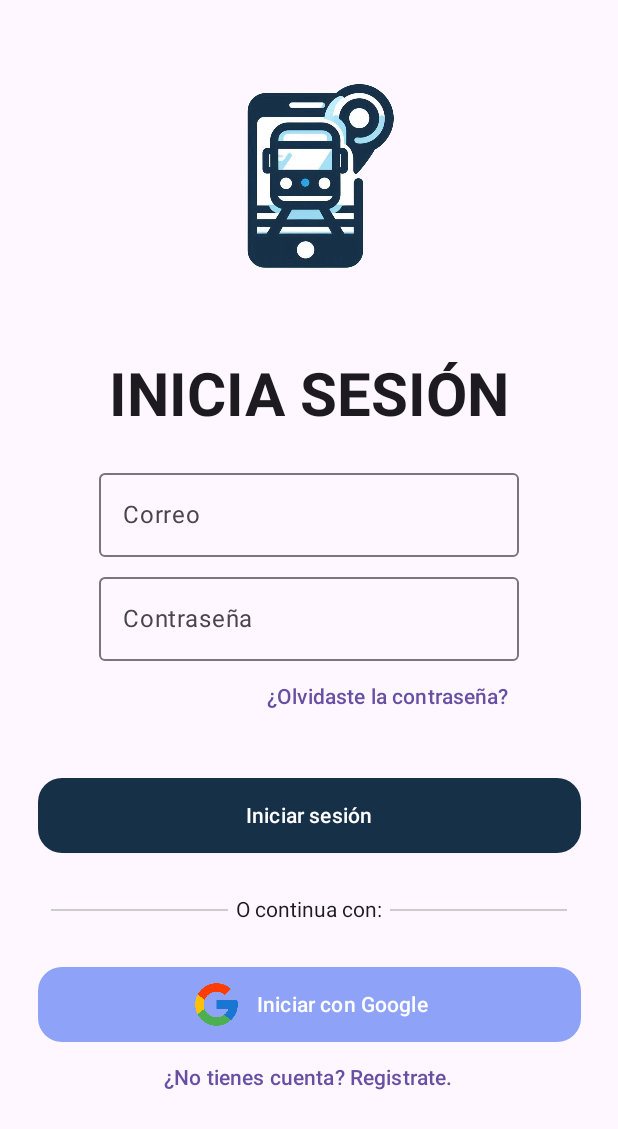
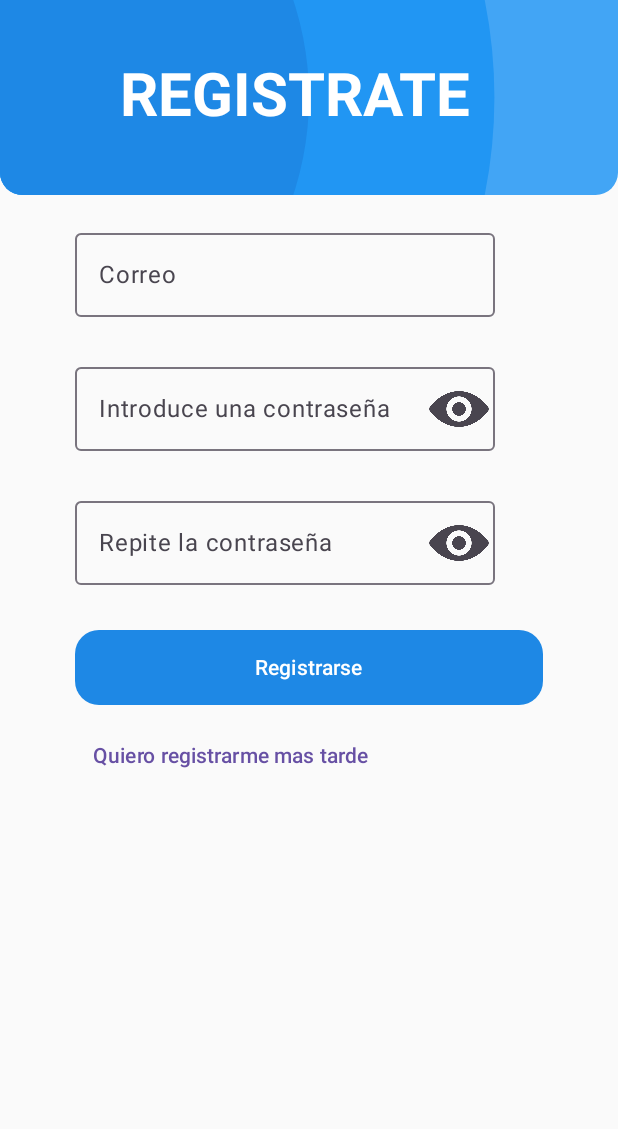
Before and after one commit to Droidinfinity/TFG_UBusTrip, an Android app built with Jetpack Compose: the LoginScreen screen opened through its navigation route, after a tap on "¿No tienes cuenta? Registrate.", on a phone screen of 412 x 824 dp. Shown: the top 1129 px of the screen. Run offline under Robolectric (Android 15) with nearby library versions, the phone set to English and light mode, and no system bars; our stand-ins replace Firebase (no records; nobody signed in at launch, a user with empty details on screens opened directly), accompanist; Roboto replaces fonts that are not available here.

Commit message:
mobileTask4: Casi terminada la implementación del registro con correo normal (falta añadir mas datos y probar el login desde la app)

```diff
--- a/app/src/main/java/com/upm/ubustrip/appNavigation/AppNavigation.kt
+++ b/app/src/main/java/com/upm/ubustrip/appNavigation/AppNavigation.kt
@@ -10,6 +10,8 @@ import com.upm.ubustrip.features.login.LoginScreen
 import com.upm.ubustrip.features.menu.Menu
 import com.upm.ubustrip.features.menu.MenuViewModel
 import com.upm.ubustrip.features.myAccount.MyAccountScreen
+import com.upm.ubustrip.features.register.NewAccountViewModel
+import com.upm.ubustrip.features.register.SignUp
 import com.upm.ubustrip.features.search.SearchScreen
 import com.upm.ubustrip.firebase.LoginViewModel
 
@@ -20,6 +22,7 @@ fun AppNavigation(){
 
     val menuViewModel : MenuViewModel = MenuViewModel()
     val loginViewModel : LoginViewModel = LoginViewModel()
+    val newAccountViewModel : NewAccountViewModel = NewAccountViewModel()
 
     NavHost(navController, startDestination = AppScreens.MenuScreen.route){
 
@@ -28,6 +31,7 @@ fun AppNavigation(){
         composable(route = AppScreens.LogInScreen.route) { LoginScreen(navController, loginViewModel = loginViewModel) }
         composable(route = AppScreens.SearchScreen.route) { SearchScreen(navController) }
         composable(route = AppScreens.AccountScreen.route) { MyAccountScreen(navController, loginViewModel = loginViewModel) }
+        composable(route = AppScreens.RegisterScreen.route){ SignUp(navController = navController,newAccountViewModel, loginViewModel = loginViewModel) }
 
     }
 
--- a/app/src/main/java/com/upm/ubustrip/appNavigation/Screens.kt
+++ b/app/src/main/java/com/upm/ubustrip/appNavigation/Screens.kt
@@ -8,6 +8,7 @@ sealed class AppScreens(val route: String){
     object MenuScreen: AppScreens(route = "menuScreen")
     object SearchScreen : AppScreens(route = "searchScreen")
     object AccountScreen : AppScreens(route = "accountScreen")
+    object RegisterScreen : AppScreens(route = "registerScreen")
 
 
 }
--- a/app/src/main/java/com/upm/ubustrip/features/login/LoginScreen.kt
+++ b/app/src/main/java/com/upm/ubustrip/features/login/LoginScreen.kt
@@ -57,8 +57,8 @@ import com.upm.ubustrip.appNavigation.AppNavigation
 import com.upm.ubustrip.appNavigation.AppScreens
 import com.upm.ubustrip.firebase.LoginViewModel
 import com.upm.ubustrip.ui.theme.UbusTripFilledButton1Color
+import com.upm.ubustrip.ui.theme.UbusTripFilledButton2Color
 import com.upm.ubustrip.ui.theme.UbusTripFilledGoogleButtom
-
 
 
 @SuppressLint("UnusedMaterial3ScaffoldPaddingParameter")
@@ -75,7 +75,7 @@ fun LoginScreen(navController: NavController, loginViewModel: LoginViewModel) {
 
 
 @Composable
-fun Login(loginViewModel: LoginViewModel,navController: NavController) {
+fun Login(loginViewModel: LoginViewModel, navController: NavController) {
 
     var position by remember { mutableStateOf(Offset(0f, 0f)) }
 
@@ -110,8 +110,8 @@ fun Login(loginViewModel: LoginViewModel,navController: NavController) {
         }
         ContinuaCon()
         Box(modifier = Modifier.padding(bottom = 30.dp))
-        BotonGoogleLogin(loginViewModel = loginViewModel, navController = navController )
-        NoTienesCuneta()
+        BotonGoogleLogin(loginViewModel = loginViewModel, navController = navController)
+        NoTienesCuneta(navController = navController)
 
 
     }
@@ -204,12 +204,11 @@ fun BotonLogin() {
         onClick = {
 
 
-
         },
         shape = RoundedCornerShape(16.dp), // Ajusta el radio para redondear los bordes
         modifier = Modifier
             .size(width = screenWidthPx.dp, height = 50.dp),
-        colors = ButtonDefaults.buttonColors(containerColor = UbusTripFilledButton1Color)
+        colors = ButtonDefaults.buttonColors(containerColor = UbusTripFilledButton2Color)
     ) {
         Text("Iniciar sesión")
     }
@@ -236,13 +235,14 @@ fun BotonGoogleLogin(loginViewModel: LoginViewModel, navController: NavControlle
         try {
 
             val account = task.getResult(ApiException::class.java)
-            val credential = GoogleAuthProvider.getCredential(account.idToken,null)
-            loginViewModel.sigInWhithGoogleCredential(credential){
+            val credential = GoogleAuthProvider.getCredential(account.idToken, null)
+            loginViewModel.sigInWhithGoogleCredential(credential) {
 
 
             }
 
-        }catch (ex: Exception){}
+        } catch (ex: Exception) {
+        }
 
     }
 
@@ -255,12 +255,11 @@ fun BotonGoogleLogin(loginViewModel: LoginViewModel, navController: NavControlle
                 .requestEmail()
                 .build()
 
-            val googleSignInCliente = GoogleSignIn.getClient(context,opciones)
+            val googleSignInCliente = GoogleSignIn.getClient(context, opciones)
             launcher.launch(googleSignInCliente.signInIntent)
 
-            GoogleSignIn.getClient(context,opciones).signOut() //para que no recuerde la cuenta a la hora de hacer log out
-
-
+            GoogleSignIn.getClient(context, opciones)
+                .signOut() //para que no recuerde la cuenta a la hora de hacer log out
 
 
         },
@@ -269,10 +268,10 @@ fun BotonGoogleLogin(loginViewModel: LoginViewModel, navController: NavControlle
             .size(width = buttonWidthPx.dp, height = 50.dp)
             .onGloballyPositioned { layoutCoordinates ->
                 // Guarda la posición en `position` en coordenadas globales
-             //   position = layoutCoordinates
-                 //   .positionInRoot()
+                //   position = layoutCoordinates
+                //   .positionInRoot()
             },
-        colors = ButtonDefaults.buttonColors(containerColor = UbusTripFilledGoogleButtom)
+        colors = ButtonDefaults.buttonColors(containerColor = UbusTripFilledButton1Color)
     ) {
 
         Image(
@@ -341,7 +340,7 @@ fun ContinuaCon() {
 
 
 @Composable
-fun NoTienesCuneta() {
+fun NoTienesCuneta(navController: NavController) {
 
     val configuration = LocalConfiguration.current
     val density = LocalDensity.current
@@ -359,15 +358,15 @@ fun NoTienesCuneta() {
                 // Guarda la posición como Offset
                 position = layoutCoordinates.positionInRoot()
 
-                val finaly = screenHeightPx.dp - position.y.toInt().dp -10.dp
+                val finaly = screenHeightPx.dp - position.y.toInt().dp - 10.dp
 
             }
 
-          //  .padding(top = ( screenHeightPx.dp - position.y.toInt().dp )-100.dp )
+        //  .padding(top = ( screenHeightPx.dp - position.y.toInt().dp )-100.dp )
     ) {
 
         //val finalPosition = position.y.toInt().dp -10.dp - screenHeightPx.dp
-        TextButtonRegistrate {  }
+        TextButtonRegistrate(onClick = { navController.navigate(AppScreens.RegisterScreen.route)})
 
     }
 
--- a/app/src/main/java/com/upm/ubustrip/features/myAccount/MyAccountTopBar.kt
+++ b/app/src/main/java/com/upm/ubustrip/features/myAccount/MyAccountTopBar.kt
@@ -183,10 +183,10 @@ fun TopNavigationBar(modifier: Modifier, navController: NavController) {
 
 }
 
-
+// Usará la imagen de la cuenta en cuestión
 @Composable
 fun CircularImage(modifier: Modifier, loginViewModel: LoginViewModel) {
-    //TODO: Usará la imagen de la cuenta en cuestión
+
 
     val currentUser = loginViewModel.getAuth().currentUser
     val userPhotoUrl = currentUser?.photoUrl
--- /dev/null
+++ b/app/src/main/java/com/upm/ubustrip/features/register/NewAccountScreen.kt
@@ -0,0 +1,320 @@
+package com.upm.ubustrip.features.register
+
+import androidx.compose.foundation.Canvas
+import androidx.compose.foundation.background
+import androidx.compose.foundation.layout.Arrangement
+import androidx.compose.foundation.layout.Box
+import androidx.compose.foundation.layout.Column
+import androidx.compose.foundation.layout.Row
+import androidx.compose.foundation.layout.Spacer
+import androidx.compose.foundation.layout.fillMaxHeight
+import androidx.compose.foundation.layout.fillMaxSize
+import androidx.compose.foundation.layout.fillMaxWidth
+import androidx.compose.foundation.layout.height
+import androidx.compose.foundation.layout.padding
+import androidx.compose.foundation.layout.size
+import androidx.compose.foundation.shape.RoundedCornerShape
+import androidx.compose.material.icons.Icons
+import androidx.compose.material.icons.filled.Menu
+import androidx.compose.material3.Button
+import androidx.compose.material3.ButtonDefaults
+import androidx.compose.material3.ExperimentalMaterial3Api
+import androidx.compose.material3.Icon
+import androidx.compose.material3.IconButton
+import androidx.compose.material3.MaterialTheme
+import androidx.compose.material3.OutlinedTextField
+import androidx.compose.material3.OutlinedTextFieldDefaults
+import androidx.compose.material3.Text
+import androidx.compose.material3.TextButton
+import androidx.compose.material3.TextFieldDefaults
+import androidx.compose.runtime.Composable
+import androidx.compose.runtime.getValue
+import androidx.compose.runtime.mutableStateOf
+import androidx.compose.runtime.remember
+import androidx.compose.runtime.setValue
+import androidx.compose.ui.Alignment
+import androidx.compose.ui.Modifier
+import androidx.compose.ui.draw.clip
+import androidx.compose.ui.geometry.Offset
+import androidx.compose.ui.graphics.Color
+import androidx.compose.ui.platform.LocalConfiguration
+import androidx.compose.ui.res.painterResource
+import androidx.compose.ui.text.font.FontWeight
+import androidx.compose.ui.text.input.PasswordVisualTransformation
+import androidx.compose.ui.text.input.VisualTransformation
+import androidx.compose.ui.tooling.preview.Preview
+import androidx.compose.ui.unit.dp
+import androidx.compose.ui.unit.sp
+import androidx.navigation.NavController
+import com.google.accompanist.systemuicontroller.rememberSystemUiController
+import com.upm.ubustrip.R
+import com.upm.ubustrip.appNavigation.AppScreens
+import com.upm.ubustrip.firebase.LoginViewModel
+import com.upm.ubustrip.ui.theme.UbusTripFilledButton1Color
+import com.upm.ubustrip.ui.theme.UbusTripFilledButton2Color
+
+@Composable
+fun SignUp(
+    navController: NavController,
+    accountViewModel: NewAccountViewModel,
+    loginViewModel: LoginViewModel
+) {
+
+    val systemUiController = rememberSystemUiController()
+    systemUiController.setSystemBarsColor(Color.Transparent)
+
+    CircularGradientBackground()
+
+    Box(
+        modifier = Modifier
+            .fillMaxSize()
+            .background(Color.Transparent)
+    )
+    {
+
+        Column(
+            modifier = Modifier
+                .fillMaxHeight()
+                .align(Alignment.Center)
+
+        ) {
+
+            Spacer(modifier = Modifier.height(40.dp))
+
+
+
+            Text(
+                "REGISTRATE",
+                fontSize = 40.sp,
+                color = Color.White,
+                fontWeight = FontWeight.Bold,
+                modifier = Modifier.padding(start = 30.dp)
+            )
+
+            Spacer(modifier = Modifier.height(40.dp))
+            CorreoTextFied(viewModel = accountViewModel)
+            Spacer(modifier = Modifier.height(20.dp))
+            ContrasenaTextFied(
+                "Introduce una contraseña",
+                isRepeated = false,
+                newAccountViewModel = accountViewModel
+            )
+            Spacer(modifier = Modifier.height(20.dp))
+            ContrasenaTextFied(
+                "Repite la contraseña",
+                isRepeated = true,
+                newAccountViewModel = accountViewModel
+            )
+            Spacer(modifier = Modifier.height(30.dp))
+            BotonRegistro(
+                loginViewModel = loginViewModel,
+                accountViewModel = accountViewModel,
+                navController = navController
+            )
+            Spacer(modifier = Modifier.height(10.dp))
+            ButtomMasTarde(navController = navController)
+
+        }
+    }
+
+
+}
+
+
+@Composable
+fun CorreoTextFied(viewModel: NewAccountViewModel) {
+    var correo by remember { mutableStateOf("") }
+    var isError by remember { mutableStateOf(false) }
+    OutlinedTextField(
+        value = correo,
+        onValueChange = {
+            correo = it
+            if (!isValidEmail(correo))
+                isError = true
+            else
+                isError = false
+            viewModel.setEmail(correo)
+        },
+        label = { if (!isError) Text("Correo") else Text("Correo no válido") },
+        modifier = Modifier.padding(top = 20.dp),
+        isError = isError,
+        colors = OutlinedTextFieldDefaults.colors(errorBorderColor = Color.Red)
+    )
+}
+
+@Composable
+fun ContrasenaTextFied(
+    text: String,
+    isRepeated: Boolean,
+    newAccountViewModel: NewAccountViewModel
+) {
+    var password by remember { mutableStateOf("") }
+    var isError by remember { mutableStateOf(false) }
+    var title by remember { mutableStateOf(text) }
+    var isEnabled by remember { mutableStateOf(false) }
+
+    //Controlamos que se sincronicen ambos campos de contraseña en caso de que alguno de error
+    if (isRepeated && newAccountViewModel.getPassword() != newAccountViewModel.getRepeatedPassword())
+        isError = true
+    else if (isRepeated && newAccountViewModel.getPassword() == newAccountViewModel.getRepeatedPassword())
+        isError = false
+    //-----------------------------------------------------------------------------------------
+
+    OutlinedTextField(
+        value = password,
+
+        onValueChange = {
+            if (!isRepeated) { //si es el campo de introducir la contraseña por primera vez------
+                password = it
+                newAccountViewModel.setPassword(password = password)
+                if (!isPasswordValid(password)) {
+                    isError = true
+                    title = "Contraseña no válida "
+
+                } else {
+                    isError = false
+                    title = text
+                }
+            }//---------------------------------------------------------------------------------
+
+            else {//si es el campo de repetir la contraseña
+                password = it
+                newAccountViewModel.setRepeatedPassword(password = password)
+                if (newAccountViewModel.getPassword() != password) {
+                    isError = true
+                    title = "La contraseña no coicide "
+                } else {
+                    isError = false
+                    title = text
+                }
+
+            }
+        },
+        label = { Text(text = title) },
+        visualTransformation = if (!isEnabled) PasswordVisualTransformation() else VisualTransformation.None,
+        modifier = Modifier.padding(top = 5.dp),
+        isError = isError,
+        colors = OutlinedTextFieldDefaults.colors(errorBorderColor = Color.Red),
+        trailingIcon = {
+            IconButton(content = {
+                Icon(
+                    painter = if (!isEnabled) painterResource(R.drawable.ojo) else painterResource(R.drawable.invisible),
+                    contentDescription = ""
+                )
+            }, onClick = {
+
+                if (isEnabled)
+                    isEnabled = false
+                else
+                    isEnabled = true
+
+            })
+        }
+    )
+}
+
+@Composable
+fun BotonRegistro(
+    loginViewModel: LoginViewModel,
+    accountViewModel: NewAccountViewModel,
+    navController: NavController
+) {
+
+    val configuration = LocalConfiguration.current
+    val screenWidthPx = configuration.screenWidthDp - 100
+
+
+
+    Button(
+        onClick = {
+
+            val password = accountViewModel.getPassword()
+            val repeatedPassword = accountViewModel.getRepeatedPassword()
+            val email = accountViewModel.getEmail()
+
+            if (isPasswordValid(password) && password == repeatedPassword) {
+
+                if (isValidEmail(email))
+                    loginViewModel.createUserWithEmailAndPassword(email, password) {
+
+                        navController.popBackStack()
+                        navController.popBackStack()
+                        navController.navigate(AppScreens.AccountScreen.route)
+
+                    }
+
+            }
+
+        },
+        shape = RoundedCornerShape(16.dp), // Ajusta el radio para redondear los bordes
+        modifier = Modifier
+            .size(width = screenWidthPx.dp, height = 50.dp),
+        colors = ButtonDefaults.buttonColors(containerColor = UbusTripFilledButton2Color)
+    ) {
+        Text("Registrarse", color = Color.White)
+    }
+}
+
+@Composable
+fun ButtomMasTarde(navController: NavController) {
+    TextButton(
+
+        modifier = Modifier,
+        onClick = { navController.popBackStack() },
+    ) {
+        Text("Quiero registrarme mas tarde")
+    }
+}
+
+@Composable
+fun CircularGradientBackground() {
+
+    val configuration = LocalConfiguration.current
+    val screenHeightPx = 130
+
+    Box(
+        modifier = Modifier
+            .fillMaxWidth()
+            .height(screenHeightPx.dp)
+            .clip(RoundedCornerShape(bottomStart = 15.dp, bottomEnd = 15.dp))
+    ) {
+        Canvas(modifier = Modifier.matchParentSize()) {
+            // Círculo de fondo más grande (azul oscuro)
+            drawCircle(
+                color = Color(0xFF42A5F5), // Cambia por el color exacto deseado
+                radius = size.width * 1.2f, // Ajuste de tamaño
+                center = Offset(x = 0f, y = size.height / 2)
+            )
+        }
+
+        Canvas(modifier = Modifier.matchParentSize()) {
+            // Círculo medio (azul medio)
+            drawCircle(
+                color = Color(0xFF2196F3), // Cambia por el color exacto deseado
+                radius = size.width * 0.8f,
+                center = Offset(x = 0f, y = size.height / 2)
+            )
+        }
+
+        Canvas(modifier = Modifier.matchParentSize()) {
+            // Círculo más pequeño (azul claro)
+            drawCircle(
+                color = Color(0xFF1E88E5), // Cambia por el color exacto deseado
+                radius = size.width * 0.5f,
+                center = Offset(x = 0f, y = size.height / 2)
+            )
+        }
+    }
+}
+
+fun isPasswordValid(password: String): Boolean {
+    val regex =
+        Regex("^(?=.*[A-Z])(?=.*[!@#$%^&*(),.?\":{}|<>])[A-Za-z\\d!@#$%^&*(),.?\":{}|<>]{9,}$")
+    return regex.matches(password)
+}
+
+
+fun isValidEmail(email: String): Boolean {
+    val emailRegex = "^[a-zA-Z0-9._%+-]+@[a-zA-Z0-9.-]+\\.[a-zA-Z]{2,}(?:/[a-zA-Z]{2,})?$".toRegex()
+    return emailRegex.matches(email)
+}
--- /dev/null
+++ b/app/src/main/java/com/upm/ubustrip/features/register/NewAccountViewModel.kt
@@ -0,0 +1,47 @@
+package com.upm.ubustrip.features.register
+
+import androidx.compose.runtime.mutableStateOf
+import androidx.lifecycle.ViewModel
+
+class NewAccountViewModel : ViewModel() {
+
+    private var _password = mutableStateOf("")
+    private var _passwordRepeated = mutableStateOf("")
+    private var _email = ""
+
+
+    fun setPassword(password: String) {
+
+        this._password.value = password
+
+    }
+
+    fun getPassword(): String {
+
+        return this._password.value
+    }
+
+    fun setRepeatedPassword(password: String) {
+
+        this._passwordRepeated.value = password
+
+    }
+
+    fun getRepeatedPassword(): String {
+
+        return this._passwordRepeated.value
+    }
+
+    fun setEmail(email: String) {
+
+        this._email = email
+
+    }
+
+    fun getEmail(): String {
+
+        return this._email
+    }
+
+
+}
--- a/app/src/main/java/com/upm/ubustrip/ui/theme/Color.kt
+++ b/app/src/main/java/com/upm/ubustrip/ui/theme/Color.kt
@@ -12,6 +12,7 @@ val Pink40 = Color(0xFF7D5260)
 
 //COLORES PARA LA APP
 val UbusTripFilledButton1Color = Color(0xff163047)
+val UbusTripFilledButton2Color = Color(0xFF1E88E5)
 val UbusTripFilledGoogleButtom = Color(color = 0xff8ea2f8)
 val UbusTripBottomBar = Color(color = 0XFFB3E5FC)
 val UbusTripBottomBarSelected = Color(color = 0XFF81D4FA)
--- a/app/src/main/res/values/strings.xml
+++ b/app/src/main/res/values/strings.xml
@@ -1,3 +1,3 @@
 <resources>
-    <string name="app_name">My Application</string>
+    <string name="app_name">UBusTrip</string>
 </resources>
```
Also changed, not shown: app/src/main/java/com/upm/ubustrip/firebase/LoginViewModel.kt (+54 -12 lines), app/src/main/res/drawable/default_profile.jpg (added), app/src/main/res/drawable/invisible.png (added), app/src/main/res/drawable/oculto.png (added), app/src/main/res/drawable/ojo.png (added).
